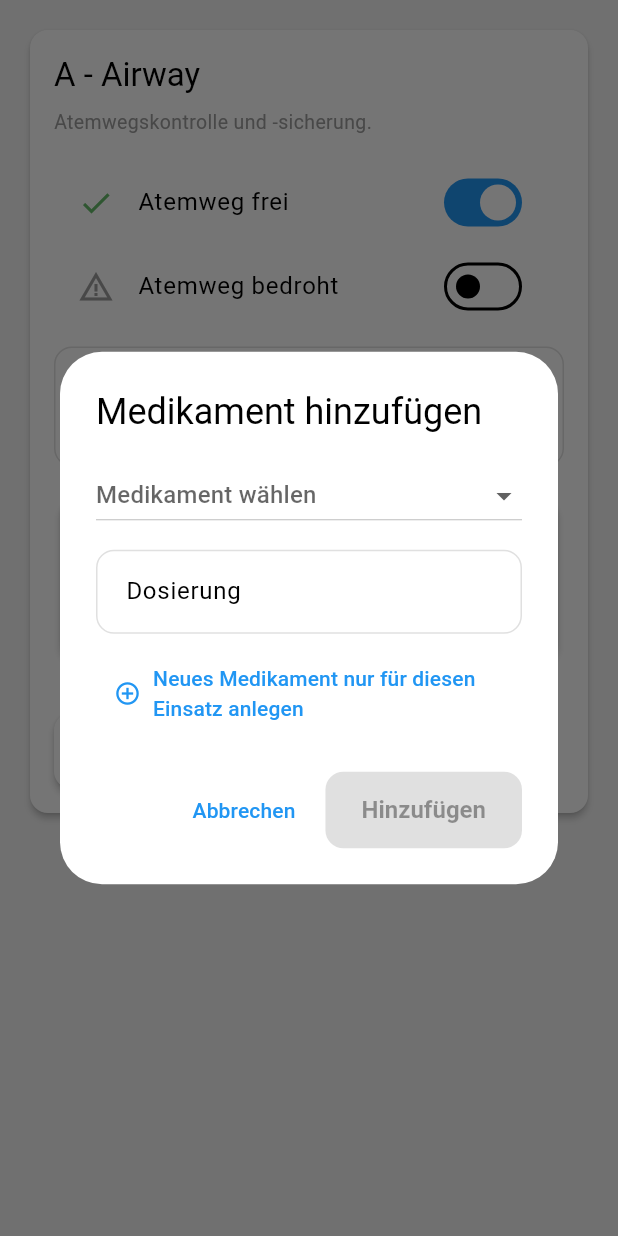
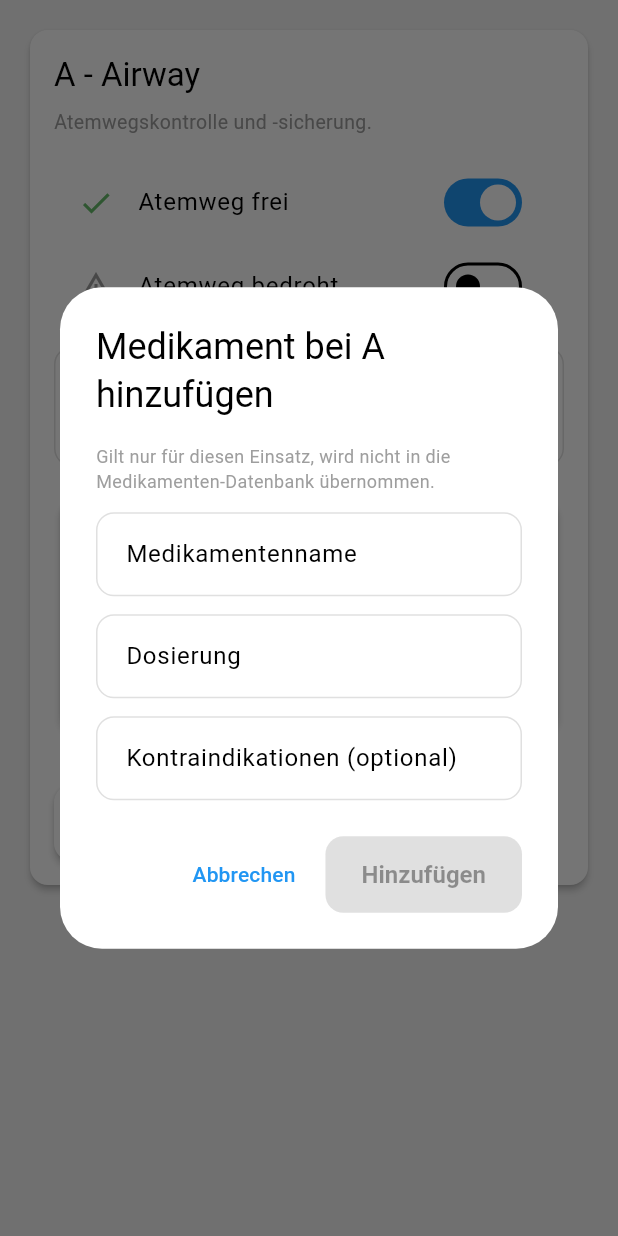
Before and after one commit to Dominic9603/asb_doku_oderso, a Flutter app: the ATab widget shown alone on an empty page, opened directly, after a tap on the "add circle" icon, on a phone screen of 412 x 824 dp. Run offline on Flutter 3.47's test engine with Material 3 defaults, Android fonts, the phone set to English and light mode, and no system bars; our stand-ins replace flutter_secure_storage, hive_flutter, open_file, package_info_plus, printing, share_plus and 3 more; missing offline and left inert: dart:html, syncfusion_flutter_pdf; accounts and stored records are empty.

Commit message:
feat: filter ABCDE medication selection by section
Co-authored-by: Copilot <223556219+Copilot@users.noreply.github.com>

```diff
--- a/lib/features/documentation/widgets/a_tab.dart
+++ b/lib/features/documentation/widgets/a_tab.dart
@@ -260,6 +260,7 @@ class _ATabState extends State<ATab> {
                 // Medikamente Sektion mit Widget
                 MedicationsSectionWidget(
                   title: 'Medikamente bei A',
+                  sectionCode: 'A',
                   bgColor: Colors.blue.shade50,
                   medications: _airwayMedications,
                   onMedicationsChanged: () {
--- a/lib/features/documentation/widgets/b_tab.dart
+++ b/lib/features/documentation/widgets/b_tab.dart
@@ -253,6 +253,7 @@ class _BTabState extends State<BTab> {
                 // Medikamente für Breathing
                 MedicationsSectionWidget(
                   title: 'Medikamente bei B',
+                  sectionCode: 'B',
                   bgColor: Colors.green.shade50,
                   medications: _breathingMedications,
                   onMedicationsChanged: () {
--- a/lib/features/documentation/widgets/c2_tab.dart
+++ b/lib/features/documentation/widgets/c2_tab.dart
@@ -565,6 +565,7 @@ class _C2TabState extends State<C2Tab> {
                 // Medikamente für Circulation
                 MedicationsSectionWidget(
                   title: 'Medikamente bei C',
+                  sectionCode: 'C',
                   bgColor: Colors.red.shade50,
                   medications: _circulationMedications,
                   onMedicationsChanged: () {
--- a/lib/features/documentation/widgets/c_tab.dart
+++ b/lib/features/documentation/widgets/c_tab.dart
@@ -224,6 +224,7 @@ class _CTabState extends State<CTab> {
                 // Medikamente für Critical Bleeding
                 MedicationsSectionWidget(
                   title: 'Medikamente bei c',
+                  sectionCode: 'CRITICAL',
                   bgColor: Colors.orange.shade50,
                   medications: _circulationMedications,
                   onMedicationsChanged: () {
--- a/lib/features/documentation/widgets/d_tab.dart
+++ b/lib/features/documentation/widgets/d_tab.dart
@@ -508,6 +508,7 @@ class _DTabState extends State<DTab> {
                 // Medikamente für Disability
                 MedicationsSectionWidget(
                   title: 'Medikamente bei D',
+                  sectionCode: 'D',
                   bgColor: Colors.purple.shade50,
                   medications: _disabilityMedications,
                   onMedicationsChanged: () {
--- a/lib/features/documentation/widgets/e_tab.dart
+++ b/lib/features/documentation/widgets/e_tab.dart
@@ -265,6 +265,7 @@ class _ETabState extends State<ETab> {
                 // Medikamente für Exposure
                 MedicationsSectionWidget(
                   title: 'Medikamente bei E',
+                  sectionCode: 'E',
                   bgColor: Colors.red.shade50,
                   medications: _exposureMedications,
                   onMedicationsChanged: () {
--- a/lib/features/documentation/widgets/medications_section_widget.dart
+++ b/lib/features/documentation/widgets/medications_section_widget.dart
@@ -5,6 +5,7 @@ import '../../../core/services/database_service.dart';
 
 class MedicationsSectionWidget extends StatefulWidget {
   final String title; // z.B. "Medikamente bei A"
+  final String sectionCode;
   final Color? bgColor; // Optional, defaults to blue.shade50
   final List<Map<String, dynamic>> medications;
   final VoidCallback onMedicationsChanged; // Callback nach Änderungen
@@ -13,6 +14,7 @@ class MedicationsSectionWidget extends StatefulWidget {
   const MedicationsSectionWidget({
     super.key,
     required this.title,
+    required this.sectionCode,
     this.bgColor,
     required this.medications,
     required this.onMedicationsChanged,
@@ -26,16 +28,22 @@ class MedicationsSectionWidget extends StatefulWidget {
 
 class _MedicationsSectionWidgetState extends State<MedicationsSectionWidget> {
 
-  Future<void> _addMedication() async {
-    // Dialog-Kontext SOFORT cachen bevor async Operationen stattfinden
-    final dialogContext = context;
+  String get _sectionLabel =>
+      widget.sectionCode == 'CRITICAL' ? 'c' : widget.sectionCode;
 
-    // Nur Medikamente anzeigen, die im "Medikamente"-Tab bereits mit
-    // Dosierung/Kontraindikationen befüllt wurden. Unbearbeitete
-    // Grunddatenbank-Einträge werden hier ausgeblendet.
+  Future<void> _addMedication({bool includeAllDatabase = false}) async {
     final allMedications = await DatabaseService.instance.getAllMedications();
-    final medications =
-        allMedications.where((m) => m.isUserConfigured).toList();
+    final sectionMedications = allMedications
+        .where(
+          (medication) =>
+              medication.isUserConfigured &&
+              medication.sectionsCsv?.trim().isNotEmpty == true &&
+              medication.appliesToSection(widget.sectionCode),
+        )
+        .toList();
+    final medications = includeAllDatabase
+        ? allMedications
+        : sectionMedications;
 
     if (!mounted) return;
 
@@ -47,7 +55,7 @@ class _MedicationsSectionWidgetState extends State<MedicationsSectionWidget> {
 
     try {
       result = await showDialog<Map<String, dynamic>>(
-        context: dialogContext,
+        context: context,
         barrierDismissible: false,
         useRootNavigator: true,
         builder: (dialogContext) {
@@ -76,24 +84,17 @@ class _MedicationsSectionWidgetState extends State<MedicationsSectionWidget> {
                       (!hasContraindications || kiChecked);
 
               return AlertDialog(
-                title: const Text('Medikament hinzufügen'),
+                title: Text(
+                  includeAllDatabase
+                      ? 'Einmalig zu $_sectionLabel hinzufügen'
+                      : 'Medikament bei $_sectionLabel hinzufügen',
+                ),
                 content: SingleChildScrollView(
                   child: Column(
                     mainAxisSize: MainAxisSize.min,
                     crossAxisAlignment: CrossAxisAlignment.start,
                     children: [
                       if (!adHocMode) ...[
-                        if (medications.isEmpty)
-                          const Padding(
-                            padding: EdgeInsets.only(bottom: 12),
-                            child: Text(
-                              'Keine eigenen Medikamente vorhanden. Bitte zuerst '
-                              'im Tab "Medikamente" Dosierung/Kontraindikationen '
-                              'anlegen – oder unten ein einmaliges Medikament nur '
-                              'für diesen Einsatz erfassen.',
-                              style: TextStyle(fontSize: 13),
-                            ),
-                          ),
                         DropdownButton<String>(
                           value: selectedMedId,
                           isExpanded: true,
@@ -389,8 +390,8 @@ class _MedicationsSectionWidgetState extends State<MedicationsSectionWidget> {
                 ),
                 IconButton(
                   icon: const Icon(Icons.add_circle, color: AppColors.primary),
-                  onPressed: _addMedication,
-                  tooltip: 'Medikament hinzufügen',
+                  onPressed: () => _addMedication(),
+                  tooltip: 'Abschnittsmedikament hinzufügen',
                 ),
               ],
             ),
@@ -471,6 +472,14 @@ class _MedicationsSectionWidgetState extends State<MedicationsSectionWidget> {
                   );
                 },
               ),
+            Align(
+              alignment: Alignment.centerLeft,
+              child: TextButton.icon(
+                onPressed: () => _addMedication(includeAllDatabase: true),
+                icon: const Icon(Icons.playlist_add),
+                label: Text('Einmalig zu $_sectionLabel hinzufügen'),
+              ),
+            ),
           ],
         ),
       ),
--- a/pubspec.yaml
+++ b/pubspec.yaml
@@ -1,7 +1,7 @@
 name: rescue_doc
 description: Professionelle Dokumentations-App für Notfallsanitäter
 publish_to: 'none'
-version: 2.0.5+1
+version: 2.0.6+2
 
 environment:
   sdk: '>=3.0.0 <4.0.0'
```
